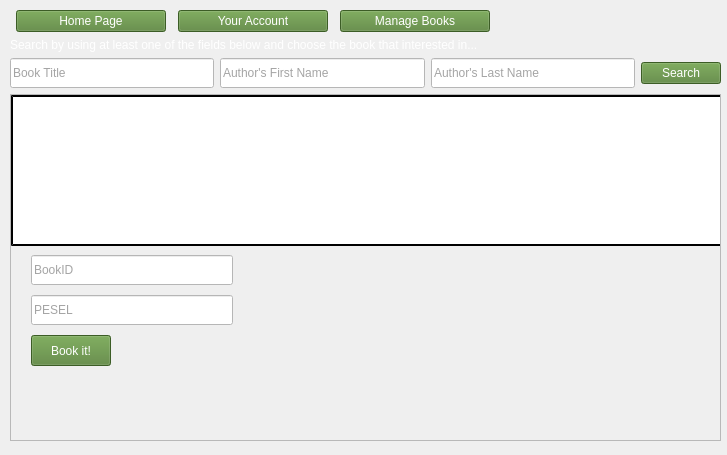
The window that adminhomepage.ui (wcislak97/ProdigyLibrary) describes before a commit, drawn with Qt 5.
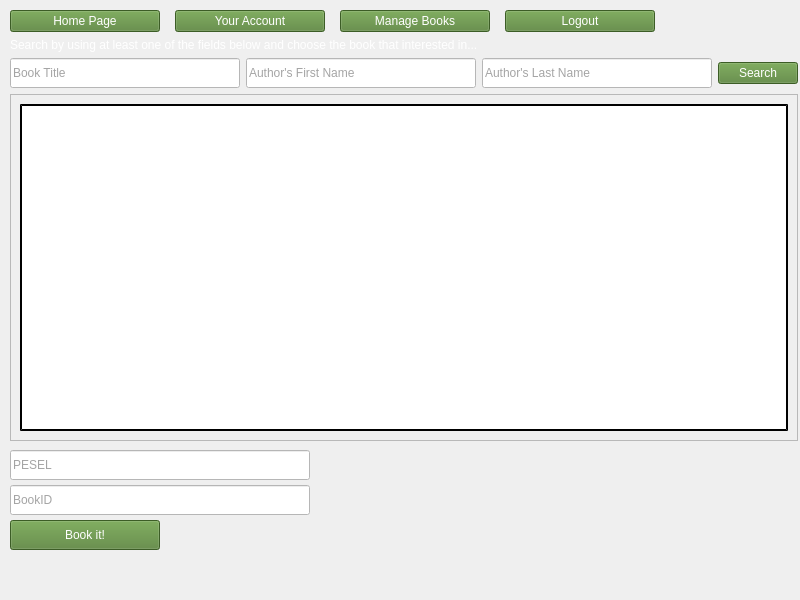
The same window after the commit.

Commit message: Added logout button

```diff
--- a/adminhomepage.ui
+++ b/adminhomepage.ui
@@ -6,8 +6,8 @@
    <rect>
     <x>0</x>
     <y>0</y>
-    <width>727</width>
-    <height>455</height>
+    <width>800</width>
+    <height>600</height>
    </rect>
   </property>
   <property name="windowTitle">
@@ -18,18 +18,21 @@
     <rect>
      <x>10</x>
      <y>10</y>
-     <width>711</width>
+     <width>788</width>
      <height>431</height>
     </rect>
    </property>
    <layout class="QVBoxLayout" name="verticalLayout">
     <item>
      <layout class="QHBoxLayout" name="horizontalLayout_7">
+      <property name="spacing">
+       <number>15</number>
+      </property>
       <property name="sizeConstraint">
        <enum>QLayout::SetFixedSize</enum>
       </property>
       <property name="rightMargin">
-       <number>222</number>
+       <number>140</number>
       </property>
       <item>
        <widget class="QPushButton" name="pushButton_home_page">
@@ -118,6 +121,35 @@
         </property>
        </widget>
       </item>
+      <item>
+       <widget class="QPushButton" name="pushButton_logout">
+        <property name="sizePolicy">
+         <sizepolicy hsizetype="Minimum" vsizetype="Preferred">
+          <horstretch>0</horstretch>
+          <verstretch>0</verstretch>
+         </sizepolicy>
+        </property>
+        <property name="minimumSize">
+         <size>
+          <width>150</width>
+          <height>0</height>
+         </size>
+        </property>
+        <property name="maximumSize">
+         <size>
+          <width>150</width>
+          <height>30</height>
+         </size>
+        </property>
+        <property name="styleSheet">
+         <string notr="true">background-color: rgb(84, 130, 53);
+color: rgb(255, 255, 255);</string>
+        </property>
+        <property name="text">
+         <string>Logout</string>
+        </property>
+       </widget>
+      </item>
      </layout>
     </item>
     <item>
@@ -199,26 +231,50 @@
     </item>
     <item>
      <widget class="QScrollArea" name="scrollArea">
+      <property name="enabled">
+       <bool>true</bool>
+      </property>
+      <property name="sizePolicy">
+       <sizepolicy hsizetype="Expanding" vsizetype="Expanding">
+        <horstretch>0</horstretch>
+        <verstretch>0</verstretch>
+       </sizepolicy>
+      </property>
+      <property name="maximumSize">
+       <size>
+        <width>16777215</width>
+        <height>16777215</height>
+       </size>
+      </property>
+      <property name="lineWidth">
+       <number>0</number>
+      </property>
       <property name="widgetResizable">
        <bool>true</bool>
       </property>
+      <property name="alignment">
+       <set>Qt::AlignJustify|Qt::AlignVCenter</set>
+      </property>
       <widget class="QWidget" name="scrollAreaWidgetContents_5">
+       <property name="enabled">
+        <bool>true</bool>
+       </property>
        <property name="geometry">
         <rect>
          <x>0</x>
          <y>0</y>
-         <width>707</width>
-         <height>341</height>
+         <width>784</width>
+         <height>320</height>
         </rect>
        </property>
+       <layout class="QVBoxLayout" name="verticalLayout_5">
+        <item>
        <widget class="QTableView" name="tableView_3">
-        <property name="geometry">
-         <rect>
-          <x>0</x>
-          <y>0</y>
-          <width>711</width>
-          <height>151</height>
-         </rect>
+          <property name="minimumSize">
+           <size>
+            <width>691</width>
+            <height>0</height>
+           </size>
         </property>
         <property name="styleSheet">
          <string notr="true">background: white;
@@ -228,19 +284,64 @@
          <bool>true</bool>
         </attribute>
        </widget>
-       <widget class="QLineEdit" name="lineEdit_bookID_3">
+        </item>
+       </layout>
+      </widget>
+     </widget>
+    </item>
+   </layout>
+  </widget>
+  <widget class="QWidget" name="">
         <property name="geometry">
          <rect>
-          <x>20</x>
-          <y>160</y>
-          <width>202</width>
-          <height>30</height>
-         </rect>
-        </property>
+     <x>10</x>
+     <y>450</y>
+     <width>781</width>
+     <height>100</height>
+    </rect>
+   </property>
+   <layout class="QVBoxLayout" name="verticalLayout_6">
+    <property name="spacing">
+     <number>5</number>
+    </property>
+    <property name="bottomMargin">
+     <number>0</number>
+    </property>
+    <item>
+     <widget class="QLineEdit" name="lineEdit_pesel_4">
         <property name="minimumSize">
          <size>
           <width>0</width>
           <height>30</height>
+       </size>
+      </property>
+      <property name="maximumSize">
+       <size>
+        <width>300</width>
+        <height>16777215</height>
+       </size>
+      </property>
+      <property name="styleSheet">
+       <string notr="true">background-color: rgb(255, 255, 255);
+color: rgb(74, 74, 74);</string>
+      </property>
+      <property name="placeholderText">
+       <string>PESEL</string>
+      </property>
+     </widget>
+    </item>
+    <item>
+     <widget class="QLineEdit" name="lineEdit_bookID_4">
+      <property name="minimumSize">
+       <size>
+        <width>0</width>
+        <height>30</height>
+       </size>
+      </property>
+      <property name="maximumSize">
+       <size>
+        <width>300</width>
+        <height>16777215</height>
          </size>
         </property>
         <property name="styleSheet">
@@ -254,37 +355,14 @@
          <string>BookID</string>
         </property>
        </widget>
-       <widget class="QLineEdit" name="lineEdit_pesel_3">
-        <property name="geometry">
-         <rect>
-          <x>20</x>
-          <y>200</y>
-          <width>202</width>
-          <height>30</height>
-         </rect>
-        </property>
-        <property name="minimumSize">
+    </item>
+    <item>
+     <widget class="QPushButton" name="bookIt_button_4">
+      <property name="maximumSize">
          <size>
-          <width>0</width>
+        <width>150</width>
           <height>30</height>
          </size>
-        </property>
-        <property name="styleSheet">
-         <string notr="true">background-color: rgb(255, 255, 255);
-color: rgb(74, 74, 74);</string>
-        </property>
-        <property name="placeholderText">
-         <string>PESEL</string>
-        </property>
-       </widget>
-       <widget class="QPushButton" name="bookIt_button_3">
-        <property name="geometry">
-         <rect>
-          <x>20</x>
-          <y>240</y>
-          <width>80</width>
-          <height>31</height>
-         </rect>
         </property>
         <property name="styleSheet">
          <string notr="true">background-color: rgb(84, 130, 53);
@@ -293,8 +371,6 @@
         <property name="text">
          <string>Book it!</string>
         </property>
-       </widget>
-      </widget>
      </widget>
     </item>
    </layout>
```
Left out of the diff: 2 changed lines with no effect on the pictures. Lines whose indentation alone changed are shown as unchanged. The commit also changes 10 other files.
